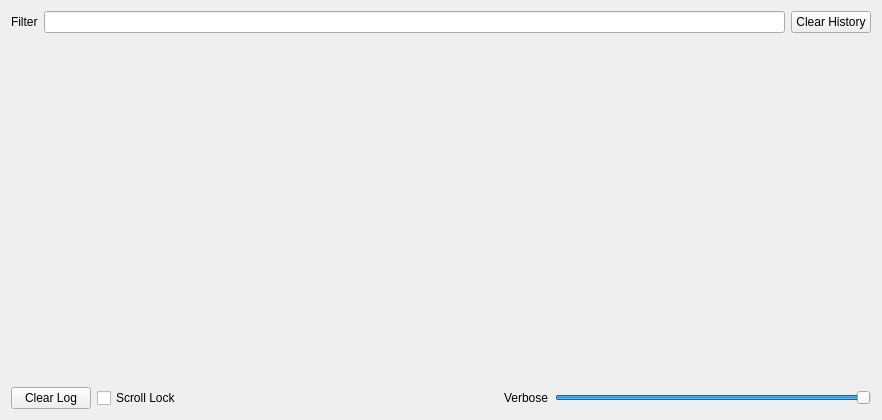
alopatindev/qdevicemonitor, file qdevicemonitor/DeviceWidget.ui: the form before one commit.
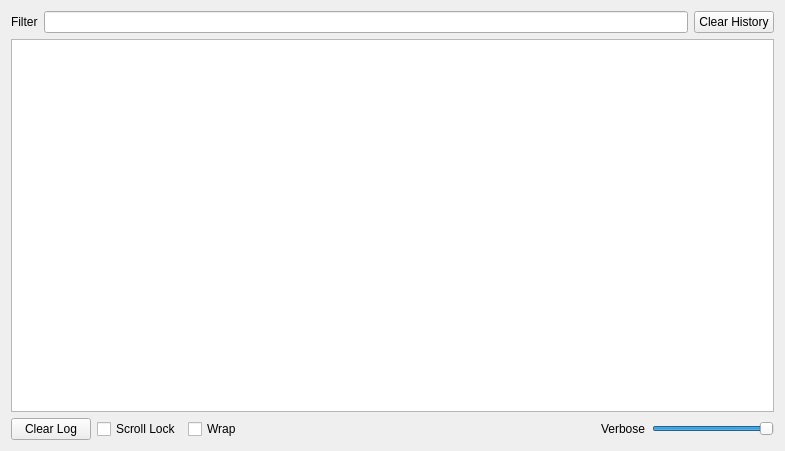
The form after the commit.

```diff
--- a/qdevicemonitor/DeviceWidget.ui
+++ b/qdevicemonitor/DeviceWidget.ui
@@ -6,8 +6,8 @@
    <rect>
     <x>0</x>
     <y>0</y>
-    <width>882</width>
-    <height>420</height>
+    <width>785</width>
+    <height>451</height>
    </rect>
   </property>
   <property name="windowTitle">
@@ -45,12 +45,13 @@
     </layout>
    </item>
    <item>
-    <widget class="QWidget" name="widget" native="true">
-     <property name="sizePolicy">
-      <sizepolicy hsizetype="Minimum" vsizetype="Minimum">
-       <horstretch>0</horstretch>
-       <verstretch>0</verstretch>
-      </sizepolicy>
+    <widget class="QTextEdit" name="textEdit">
+     <property name="html">
+      <string>&lt;!DOCTYPE HTML PUBLIC &quot;-//W3C//DTD HTML 4.0//EN&quot; &quot;http://www.w3.org/TR/REC-html40/strict.dtd&quot;&gt;
+&lt;html&gt;&lt;head&gt;&lt;meta name=&quot;qrichtext&quot; content=&quot;1&quot; /&gt;&lt;style type=&quot;text/css&quot;&gt;
+p, li { white-space: pre-wrap; }
+&lt;/style&gt;&lt;/head&gt;&lt;body style=&quot; font-family:'Ubuntu'; font-size:18pt; font-weight:400; font-style:normal;&quot;&gt;
+&lt;p style=&quot;-qt-paragraph-type:empty; margin-top:0px; margin-bottom:0px; margin-left:0px; margin-right:0px; -qt-block-indent:0; text-indent:0px;&quot;&gt;&lt;br /&gt;&lt;/p&gt;&lt;/body&gt;&lt;/html&gt;</string>
      </property>
     </widget>
    </item>
@@ -73,6 +74,13 @@
        </property>
       </widget>
      </item>
+     <item>
+      <widget class="QCheckBox" name="checkBox_2">
+       <property name="text">
+        <string>Wrap</string>
+       </property>
+      </widget>
+     </item>
      <item>
       <spacer name="horizontalSpacer">
        <property name="orientation">
@@ -95,6 +103,18 @@
      </item>
      <item>
       <widget class="QSlider" name="horizontalSlider">
+       <property name="sizePolicy">
+        <sizepolicy hsizetype="Maximum" vsizetype="Fixed">
+         <horstretch>0</horstretch>
+         <verstretch>0</verstretch>
+        </sizepolicy>
+       </property>
+       <property name="minimumSize">
+        <size>
+         <width>122</width>
+         <height>0</height>
+        </size>
+       </property>
        <property name="maximum">
         <number>5</number>
        </property>
```
